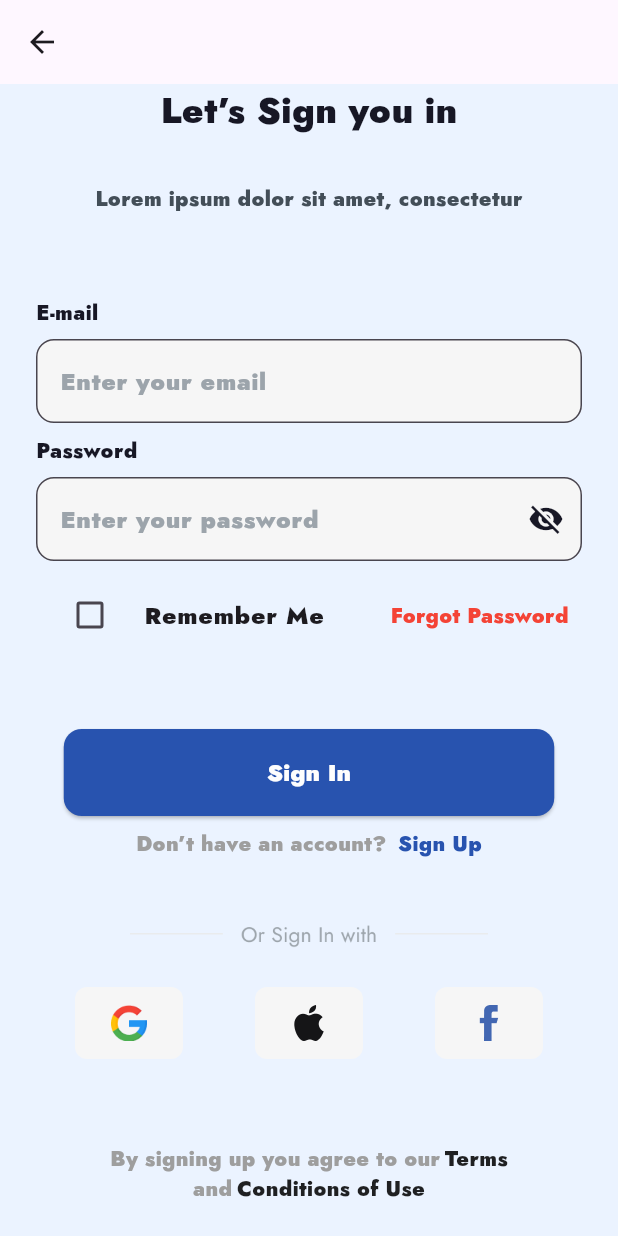
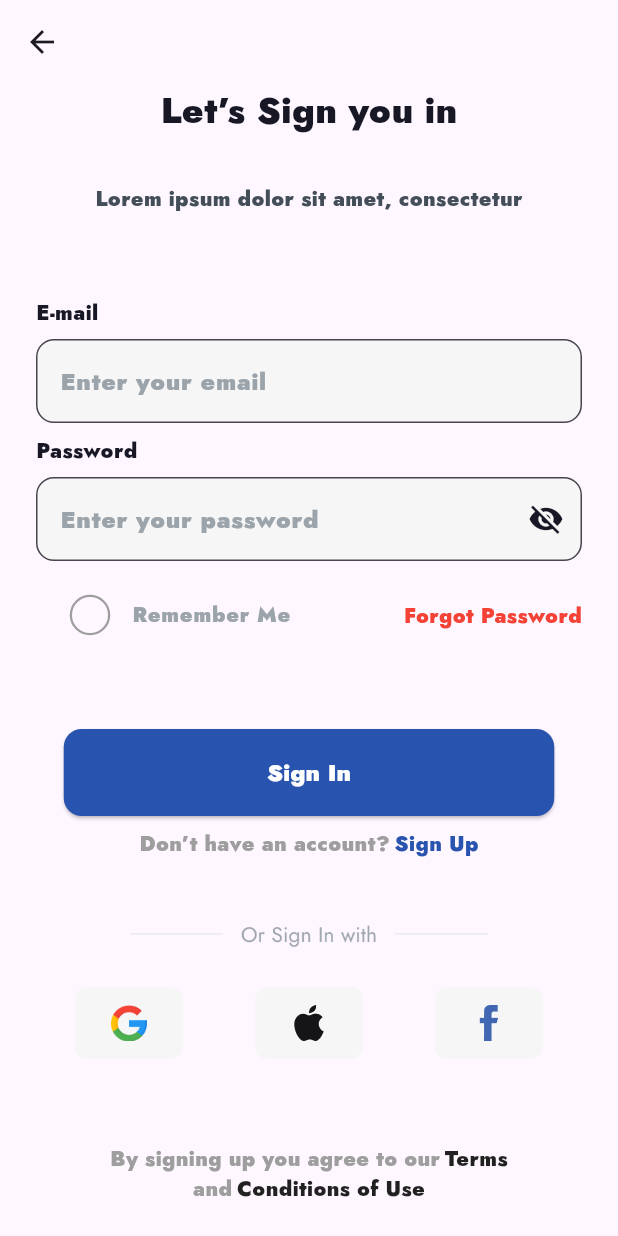
Before and after one commit to Yeheafandi/focal_project, a Flutter app: the SigninScreen screen opened directly, on a phone screen of 412 x 824 dp. Run offline on Flutter 3.47's test engine with Material 3 defaults, Android fonts, the light colour scheme and no system bars; our stand-ins replace flutter_otp_text_field, flutter_screenutil, get, shared_preferences, shimmer, smooth_page_indicator; accounts and stored records are empty.

Commit message:
feat:adding all auth screen section

```diff
--- a/lib/core/constants/app_images.dart
+++ b/lib/core/constants/app_images.dart
@@ -7,4 +7,5 @@
   static String apple='assets/images/Icon - Apple.png';
   static String google='assets/images/Icon - Google.png';
   static String signinWith='assets/images/Or.png';
+  static String check='assets/images/Group.png';
 }
--- a/lib/core/constants/app_spaces.dart
+++ b/lib/core/constants/app_spaces.dart
@@ -6,6 +6,7 @@
   static const double paddingNormal = 16;
   static const double paddingLarge = 20;
   static const double paddingExtraLarge = 24;
+  static const double paddingExtraLarge32 = 32;
 
   // Border radius
   static const double radiusSmall = 8;
--- a/lib/routes/app_routes.dart
+++ b/lib/routes/app_routes.dart
@@ -1,11 +1,27 @@
 
 import 'package:focal_project/routes/routes.dart';
+import 'package:focal_project/view/auth/auth_view/otp_screen.dart';
+import 'package:focal_project/view/auth/auth_view/reset_password_request_screen.dart';
+import 'package:focal_project/view/auth/auth_view/reset_password_screen.dart';
+import 'package:focal_project/view/auth/auth_view/signin_screen.dart';
+import 'package:focal_project/view/auth/auth_view/signup_screen.dart';
 import 'package:focal_project/view/home_view/home_view.dart';
+import 'package:focal_project/view/onboarding/onboarding_view/onboarding.dart';
+import 'package:focal_project/view/onboarding/onboarding_view/onboarding3.dart';
 import 'package:get/get_navigation/src/routes/get_route.dart';
+
+import '../view/onboarding/onboarding_view/onboarding1.dart';
 
 class AppRoutes {
   static final screens = [
   GetPage(name: Routes.homeview, page: () =>  HomeView()),
-
+  GetPage(name: Routes.resetrequest, page: () =>  ResetPasswordRequestScreen()),
+    GetPage(name: Routes.resetpassword, page: () =>  ResetPasswordScreen()),
+  GetPage(name: Routes.signinscreen , page: () =>  SigninScreen()),
+   GetPage(name: Routes.signupscreen , page: () =>  SignupScreen()),
+    GetPage(name: Routes.onboarding , page: () =>  Onboarding()),
+    GetPage(name: Routes.onboarding3 , page: () =>  Onboarding3()),
+    GetPage(name: Routes.onboarding1 , page: () =>  Onboarding1()),
+     GetPage(name: Routes.otpscreen , page: () =>  OtpScreen())
   ];
 }
--- a/lib/routes/routes.dart
+++ b/lib/routes/routes.dart
@@ -1,7 +1,14 @@
 
 
 class Routes{
-
+static const String resetrequest ='/resetrequest';
+static const String resetpassword ='/resetpassword';
   static const String homeview = '/homeview';
+  static const String signinscreen='/signinscreen';
+  static const String signupscreen='/signupscreen';
+  static const String onboarding='/onboarding';
+  static const String onboarding3='/onboarding3';
+  static const String onboarding1='/onboarding1';
+ static const String otpscreen='/otpscreen';
 
 }
--- a/lib/view/auth/auth_view/signin_screen.dart
+++ b/lib/view/auth/auth_view/signin_screen.dart
@@ -2,8 +2,10 @@
 import 'package:focal_project/core/constants/app_colors.dart';
 import 'package:focal_project/core/constants/app_images.dart';
 import 'package:focal_project/core/constants/app_spaces.dart';
+import 'package:focal_project/routes/routes.dart';
 import 'package:focal_project/view/auth/widgets/custome_form_field.dart';
 import 'package:focal_project/widgets/custom_text.dart';
+import 'package:focal_project/widgets/custome_button.dart';
 import 'package:get/get.dart';
 
 
@@ -25,6 +27,7 @@
           leading:
           IconButton(
             onPressed: () {
+              Get.back();
             },
             icon: const Icon(Icons.arrow_back),
           ),
@@ -41,23 +44,14 @@
               CustomeFormField(isPassword:true,type: TextInputType.visiblePassword, hintText: 'Enter your password'),
               Row(
                 children: [
-                  Expanded(child: GetBuilder<AuthController>(builder: (authController)=> CheckboxListTile(activeColor: Colors.blue,controlAffinity: ListTileControlAffinity.leading,title: Text('Remember Me'),value: authController.isChecked, onChanged: (value){authController.toggleCheckbox();},))),
-                InkWell(child: subTitle('Forgot Password  ', Colors.red, FontWeight.normal),)
+                  Expanded(child: GetBuilder<AuthController>(builder: (authController)=> CheckboxListTile(checkboxScaleFactor: 1.5,side: BorderSide(width:1,color: AppColors.grey ),horizontalTitleGap:8.0 ,checkboxShape: const CircleBorder(), activeColor: Colors.blue,controlAffinity: ListTileControlAffinity.leading,title: subTitle('Remember Me',AppColors.hintColor,FontWeight.normal),value: authController.isChecked, onChanged: (value){authController.toggleCheckbox();},))),
+                InkWell(onTap: () =>  Get.toNamed(Routes.resetrequest),child: subTitle('Forgot Password  ', Colors.red, FontWeight.normal),)
                 ],
               )
 
-             , SizedBox(height: 32,),Align(alignment: Alignment.center,child:ElevatedButton(
-
-                  onPressed: (){},
-                  style: ElevatedButton.styleFrom(
-                    fixedSize: const Size(327, 58),
-                    backgroundColor: AppColors.primaryBlue,
-                    shape: RoundedRectangleBorder(
-                      borderRadius: BorderRadius.circular(12),
-                    ),
-                    padding: const EdgeInsets.symmetric(horizontal: 24, vertical: 12),
-                  ), child:  Text('Sign In',style: const TextStyle(fontSize: 16,color:AppColors.textWhite),))),
-              Row(spacing: 3,mainAxisAlignment: MainAxisAlignment.center,children: [subTitle('Don’t have an account? ', AppColors.grey, FontWeight.normal),InkWell(child: subTitle('Sign Up', AppColors.primaryBlue, FontWeight.bold),)],),
+             , SizedBox(height: 32,),Align(alignment: Alignment.center,child:CustomeButton(text: 'Sign In', onPressed: () => Get.toNamed(Routes.homeview),)
+                  ),
+              Row(spacing: 3,mainAxisAlignment: MainAxisAlignment.center,children: [subTitle('Don’t have an account? ', AppColors.grey, FontWeight.normal),InkWell(onTap:()=> Get.toNamed(Routes.signupscreen),child: subTitle('Sign Up', AppColors.primaryBlue, FontWeight.bold),)],),
               SizedBox(height: 24,), Align(alignment: Alignment.center,child: Column(
 
                 children: [
--- a/lib/view/onboarding/onboarding_view/onboarding2.dart
+++ b/lib/view/onboarding/onboarding_view/onboarding2.dart
@@ -1,6 +1,7 @@
 import 'package:flutter/material.dart';
 import 'package:focal_project/core/constants/app_colors.dart';
 import 'package:focal_project/core/constants/app_images.dart';
+import 'package:focal_project/routes/routes.dart';
 import 'package:focal_project/view/onboarding/onboarding_controller.dart/onboarding_controller.dart';
 import 'package:focal_project/widgets/custom_text.dart';
 import 'package:focal_project/widgets/custome_button.dart';
@@ -29,7 +30,7 @@
               ),
            Spacer()
               ,CustomeButton(text: 'Continue',onPressed: (){
-                Get.to(()=>Onboarding3());
+              Get.toNamed(Routes.onboarding3);
               },),SizedBox(height: 55,)
       ],),
     )]));
--- a/lib/view/onboarding/onboarding_view/onboarding3.dart
+++ b/lib/view/onboarding/onboarding_view/onboarding3.dart
@@ -1,6 +1,8 @@
 import 'package:flutter/material.dart';
 import 'package:focal_project/core/constants/app_colors.dart';
 import 'package:focal_project/core/constants/app_images.dart';
+import 'package:focal_project/routes/routes.dart';
+import 'package:focal_project/view/auth/auth_view/signin_screen.dart';
 import 'package:focal_project/view/auth/auth_view/signup_screen.dart';
 import 'package:focal_project/view/onboarding/onboarding_controller.dart/onboarding_controller.dart';
 import 'package:focal_project/widgets/custom_text.dart';
@@ -28,12 +30,12 @@
               ),
            Spacer()
               ,CustomeButton(text: 'Get Started',onPressed: (){
-               Get.to(()=>SignupScreen());
+               Get.toNamed(Routes.signinscreen);
               },),SizedBox(height: 24,),
               Row(mainAxisAlignment: MainAxisAlignment.center,
                 children: [
                   subTitle('Don’t have an account? ', AppColors.textWhite,FontWeight.normal),
-                  subTitle('Register', AppColors.primaryBlue,FontWeight.bold),
+                  InkWell(onTap: () => Get.toNamed(Routes.signupscreen),child: subTitle('Register', AppColors.primaryBlue,FontWeight.bold)),
                 ],
               ),SizedBox(height: 57,)
             ],
--- a/lib/widgets/custom_text.dart
+++ b/lib/widgets/custom_text.dart
@@ -6,5 +6,5 @@
 }
 
 Widget subTitle(String text,Color color,FontWeight? fontWeight){
-  return Text(text,style:  TextStyle(fontSize: 14,color: color,fontWeight: fontWeight!),);
+  return Text(textWidthBasis: TextWidthBasis.longestLine,text,style:  TextStyle(fontSize: 14,color: color,fontWeight: fontWeight!),);
 }
--- a/pubspec.yaml
+++ b/pubspec.yaml
@@ -44,6 +44,7 @@
   smart_onboarding: ^0.0.3
   smooth_page_indicator: ^2.0.1
   circle_check: ^0.0.1+2
+  flutter_otp_text_field: ^1.5.1+1
 
 dev_dependencies:
   flutter_test:
```
Also changed, not shown: lib/main.dart (+15 -6 lines), lib/view/auth/auth_view/otp_screen.dart (+45 -1 lines), lib/view/auth/auth_view/reset_password_request_screen.dart (added, +35 -0 lines), lib/view/auth/auth_view/reset_password_screen.dart (added, +43 -0 lines), lib/view/auth/auth_view/signup_screen.dart (+4 -10 lines), assets/images/Group.png (added), lib/view/onboarding/onboarding_view/onboarding.dart (line endings or trailing spaces), pubspec.lock.
